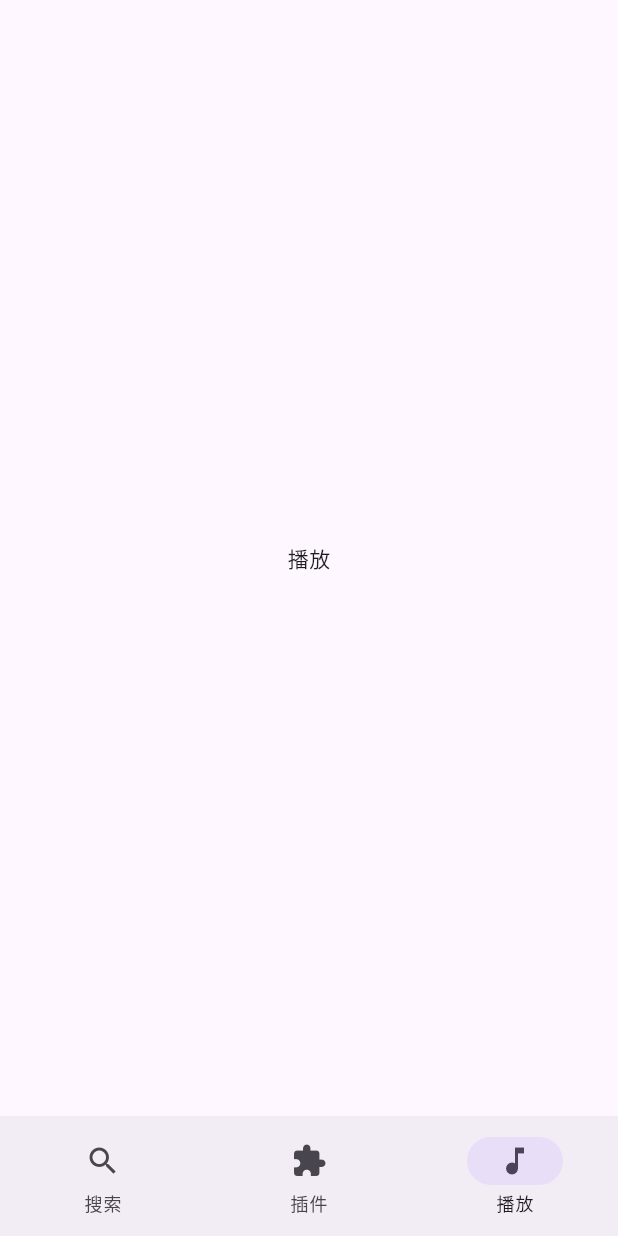
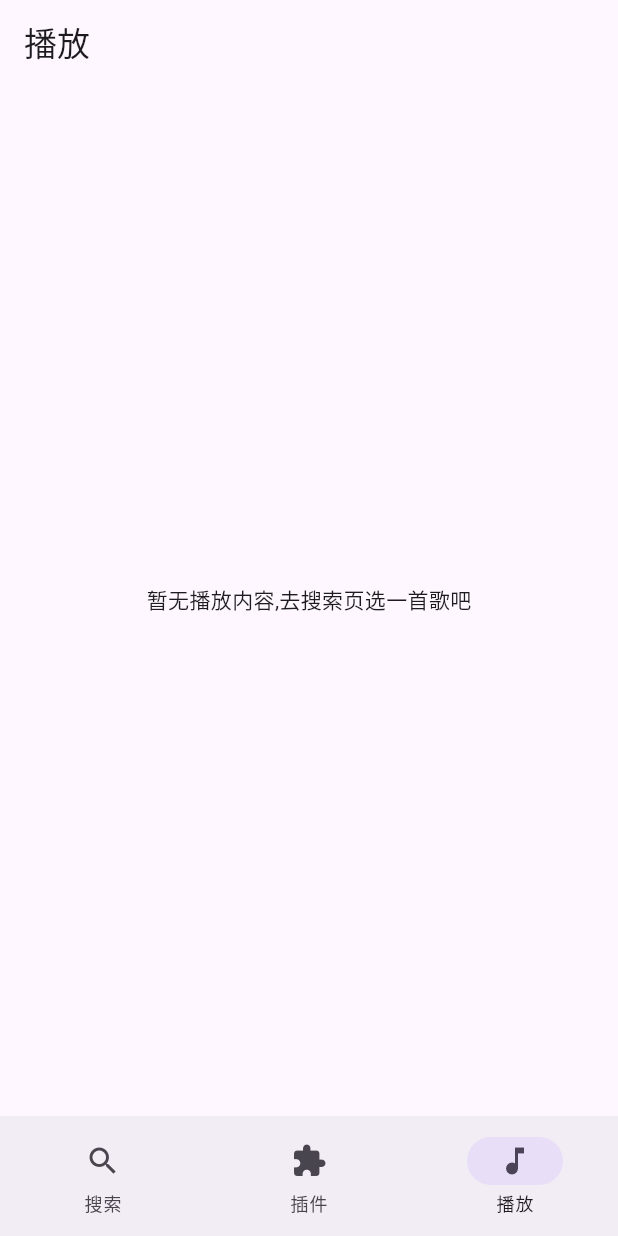
Before and after one commit to vpertj/musicx, a Flutter app: the screen it shows after launch, item 3 of the bottom bar chosen, on a phone screen of 412 x 824 dp. Run offline on Flutter 3.47's test engine with Material 3 defaults, Android fonts, the phone set to English and light mode, and no system bars; our stand-ins replace flutter_riverpod, just_audio; missing offline and left inert: flutter_js.

Commit message:
feat: add player page UI

```diff
--- a/lib/ui/player/player_page.dart
+++ b/lib/ui/player/player_page.dart
@@ -1,9 +1,66 @@
 import 'package:flutter/material.dart';
+import 'package:flutter_riverpod/flutter_riverpod.dart';
+import 'package:musicx/core/player/player_controller.dart';
 
-class PlayerPage extends StatelessWidget {
+class PlayerPage extends ConsumerWidget {
   const PlayerPage({super.key});
+
   @override
-  Widget build(BuildContext context) {
-    return const Scaffold(body: Center(child: Text('播放')));
+  Widget build(BuildContext context, WidgetRef ref) {
+    final state = ref.watch(playerControllerProvider);
+    final song = state.current;
+
+    return Scaffold(
+      appBar: AppBar(title: const Text('播放')),
+      body: Center(
+        child: Column(
+          mainAxisAlignment: MainAxisAlignment.center,
+          children: [
+            if (state.error != null)
+              Padding(
+                padding: const EdgeInsets.all(16),
+                child: Text('播放出错:${state.error}',
+                    style: const TextStyle(color: Colors.red)),
+              ),
+            if (song == null)
+              const Text('暂无播放内容,去搜索页选一首歌吧')
+            else ...[
+              const Icon(Icons.music_note, size: 96),
+              const SizedBox(height: 16),
+              Text(song.title,
+                  style: Theme.of(context).textTheme.headlineSmall),
+              const SizedBox(height: 8),
+              Text(song.artist ?? '',
+                  style: Theme.of(context).textTheme.bodyMedium),
+              const SizedBox(height: 32),
+              Row(
+                mainAxisAlignment: MainAxisAlignment.center,
+                children: [
+                  IconButton(
+                    iconSize: 40,
+                    icon: const Icon(Icons.skip_previous),
+                    onPressed: () =>
+                        ref.read(playerControllerProvider.notifier).previous(),
+                  ),
+                  IconButton(
+                    iconSize: 64,
+                    icon: Icon(
+                        state.isPlaying ? Icons.pause : Icons.play_arrow),
+                    onPressed: () =>
+                        ref.read(playerControllerProvider.notifier).togglePlay(),
+                  ),
+                  IconButton(
+                    iconSize: 40,
+                    icon: const Icon(Icons.skip_next),
+                    onPressed: () =>
+                        ref.read(playerControllerProvider.notifier).next(),
+                  ),
+                ],
+              ),
+            ],
+          ],
+        ),
+      ),
+    );
   }
 }
```
Also changed, not shown: 1 other file.
